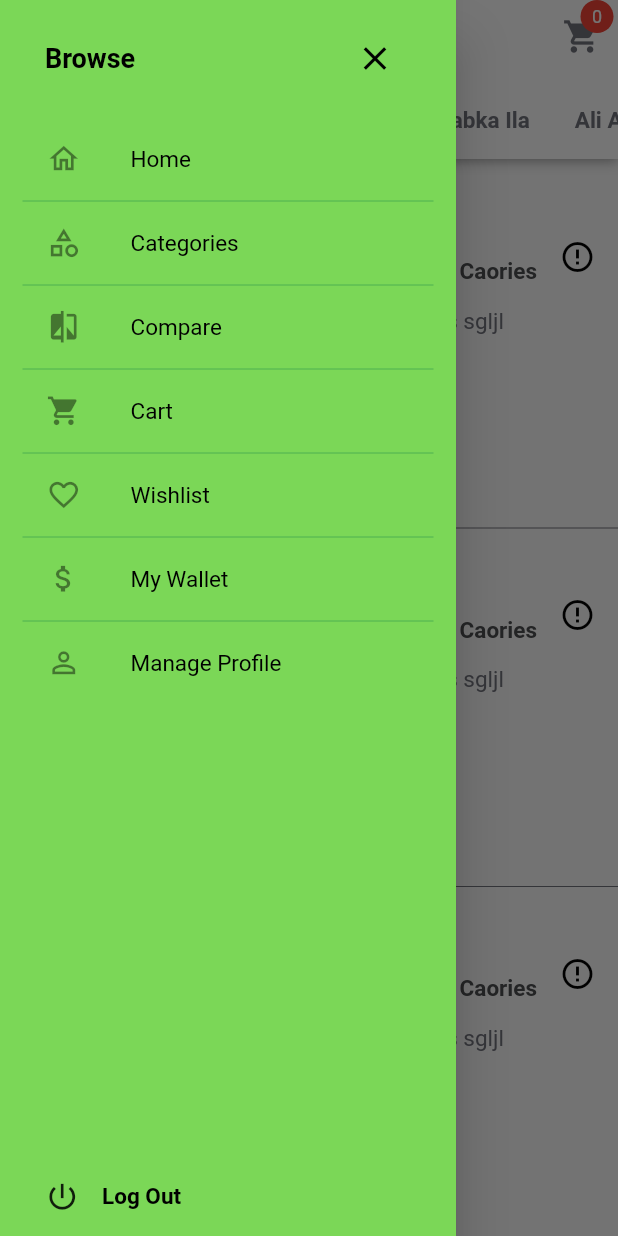
After one commit to devaliakbar/machine_test, a Flutter app: the Home screen opened directly, with the side drawer open, on a phone screen of 412 x 824 dp. The commit adds this screen. Run offline on Flutter 3.47's test engine with Material 2 defaults, Android fonts, the phone set to English and light mode, and no system bars; drawn by our look-alikes of cached_network_image; our stand-ins replace bloc, firebase_auth, firebase_core, google_sign_in; accounts and stored records are empty; network calls fail.

Commit message:
Home UI Completed

```diff
--- /dev/null
+++ b/lib/pages/home/bloc/home_bloc.dart
@@ -0,0 +1,19 @@
+import 'dart:async';
+
+import 'package:bloc/bloc.dart';
+import 'package:meta/meta.dart';
+
+part 'home_event.dart';
+part 'home_state.dart';
+
+class HomeBloc extends Bloc<HomeEvent, HomeState> {
+  @override
+  HomeState get initialState => HomeInitial();
+
+  @override
+  Stream<HomeState> mapEventToState(
+    HomeEvent event,
+  ) async* {
+    // TODO: implement mapEventToState
+  }
+}
--- /dev/null
+++ b/lib/pages/home/bloc/home_event.dart
@@ -0,0 +1,4 @@
+part of 'home_bloc.dart';
+
+@immutable
+abstract class HomeEvent {}
--- /dev/null
+++ b/lib/pages/home/bloc/home_state.dart
@@ -0,0 +1,6 @@
+part of 'home_bloc.dart';
+
+@immutable
+abstract class HomeState {}
+
+class HomeInitial extends HomeState {}
--- a/lib/pages/home/home.dart
+++ b/lib/pages/home/home.dart
@@ -1,24 +1,54 @@
 import 'package:flutter/material.dart';
-import 'package:machine_test/services/firebase/firebase_authentication.dart';
-import 'package:machine_test/widgets/normal_text.dart';
-import 'package:scoped_model/scoped_model.dart';
+import 'package:machine_test/pages/home/widgets/partials/build_app_bar.dart';
+import 'package:machine_test/pages/home/widgets/partials/build_categories.dart';
+import 'package:machine_test/pages/home/widgets/partials/build_dishes.dart';
+import 'package:machine_test/pages/home/widgets/partials/build_drawer.dart';
 
-class Home extends StatelessWidget {
-  static const String myRoute = '/home';
+class Home extends StatefulWidget {
+  @override
+  State<StatefulWidget> createState() {
+    return _HomeState();
+  }
+}
+
+class _HomeState extends State<Home> {
   @override
   Widget build(BuildContext context) {
     return Scaffold(
-      body: Center(
-        child: ScopedModelDescendant<FirebaseAuthentication>(builder:
-            (BuildContext context, Widget child,
-                FirebaseAuthentication firebaseAuthentication) {
-          return InkWell(
-            child: NormalText(firebaseAuthentication.currentUser.displayName),
-            onTap: () {
-              firebaseAuthentication.signOut();
-            },
-          );
-        }),
+      drawer: BuildDrawer(),
+      appBar: BuildHomeAppBar(
+        appBar: AppBar(),
+      ),
+      body: SafeArea(
+        child: Column(
+          children: [
+            Container(
+              height: 50,
+              decoration: BoxDecoration(
+                color: Colors.white,
+                boxShadow: [
+                  BoxShadow(
+                    color: Colors.grey,
+                    offset: Offset(0.0, 1.0),
+                    blurRadius: 6.0,
+                  ),
+                ],
+              ),
+              child: BuildCategories(
+                [
+                  "Ali Akbar",
+                  "Rabka Ila",
+                  "Ali Akbar",
+                  "Rabka Ila",
+                  "Ali Akbar",
+                  "Rabka Ila",
+                ],
+                2,
+              ),
+            ),
+            Expanded(child: BuildDishes())
+          ],
+        ),
       ),
     );
   }
--- /dev/null
+++ b/lib/pages/home/widgets/partials/build_app_bar.dart
@@ -0,0 +1,24 @@
+import 'package:flutter/material.dart';
+import 'package:machine_test/services/settings/app_theme.dart';
+import 'package:machine_test/widgets/cart_icon.dart';
+
+class BuildHomeAppBar extends StatelessWidget implements PreferredSizeWidget {
+  final AppBar appBar;
+  BuildHomeAppBar({this.appBar});
+  @override
+  Widget build(BuildContext context) {
+    return AppBar(
+      backgroundColor: Colors.white,
+      elevation: 0,
+      iconTheme: IconThemeData(color: AppTheme.primaryGreyColor),
+      actions: [
+        CartIcon(
+          cartCount: 0,
+        )
+      ],
+    );
+  }
+
+  @override
+  Size get preferredSize => new Size.fromHeight(appBar.preferredSize.height);
+}
--- /dev/null
+++ b/lib/pages/home/widgets/partials/build_categories.dart
@@ -0,0 +1,38 @@
+import 'package:flutter/material.dart';
+import 'package:machine_test/services/settings/app_theme.dart';
+import 'package:machine_test/widgets/normal_text.dart';
+
+class BuildCategories extends StatelessWidget {
+  final List<String> categories;
+  final int currentIndex;
+
+  BuildCategories(this.categories, this.currentIndex);
+
+  @override
+  Widget build(BuildContext context) {
+    return ListView.builder(
+      scrollDirection: Axis.horizontal,
+      itemCount: categories.length,
+      itemBuilder: (BuildContext context, int index) {
+        return Container(
+          color: currentIndex == index ? AppTheme.pinkColor : Colors.white,
+          child: Container(
+            alignment: Alignment.center,
+            color: Colors.white,
+            padding: EdgeInsets.symmetric(horizontal: 15),
+            margin: EdgeInsets.only(
+              bottom: 2,
+            ),
+            child: NormalText(
+              categories[index],
+              boldText: true,
+              color: currentIndex == index
+                  ? AppTheme.pinkColor
+                  : AppTheme.secondaryGreyColor,
+            ),
+          ),
+        );
+      },
+    );
+  }
+}
--- /dev/null
+++ b/lib/pages/home/widgets/partials/build_dishes.dart
@@ -0,0 +1,119 @@
+import 'package:flutter/material.dart';
+import 'package:machine_test/services/settings/app_theme.dart';
+import 'package:machine_test/widgets/enter_qty.dart';
+import 'package:machine_test/widgets/image_from_network.dart';
+import 'package:machine_test/widgets/normal_text.dart';
+
+class BuildDishes extends StatelessWidget {
+  @override
+  Widget build(BuildContext context) {
+    TextEditingController _qtyController = TextEditingController();
+    _qtyController.text = "5";
+    return Padding(
+      padding: EdgeInsets.only(top: 15),
+      child: ListView.separated(
+        separatorBuilder: (context, index) => Divider(
+          color: AppTheme.secondaryGreyColor,
+        ),
+        itemCount: 10,
+        itemBuilder: (BuildContext context, int index) => _buildDish(),
+      ),
+    );
+  }
+
+  Widget _buildDish() {
+    return Container(
+      padding: EdgeInsets.only(left: 15, right: 15, bottom: 15),
+      child: Row(
+        crossAxisAlignment: CrossAxisAlignment.start,
+        children: [
+          Expanded(
+            child: Column(
+              mainAxisSize: MainAxisSize.min,
+              crossAxisAlignment: CrossAxisAlignment.start,
+              children: [
+                SizedBox(
+                  height: 15,
+                ),
+                Row(
+                  children: [
+                    Icon(
+                      Icons.radio_button_checked,
+                      color: AppTheme.primaryGreenColor,
+                      size: AppTheme.iconSizeM,
+                    ),
+                    SizedBox(
+                      width: 5,
+                    ),
+                    Expanded(
+                      child: NormalText(
+                        "Spinach and Salad",
+                        size: AppTheme.fontSizeL,
+                        boldText: true,
+                        color: AppTheme.primaryGreyColor,
+                      ),
+                    )
+                  ],
+                ),
+                SizedBox(
+                  height: 10,
+                ),
+                Padding(
+                  padding: EdgeInsets.only(left: 31, right: 15),
+                  child: Row(
+                    mainAxisAlignment: MainAxisAlignment.spaceBetween,
+                    children: [
+                      NormalText(
+                        "INR7.95",
+                        boldText: true,
+                        color: AppTheme.primaryGreyColor,
+                      ),
+                      NormalText(
+                        "15 Caories",
+                        boldText: true,
+                        color: AppTheme.primaryGreyColor,
+                      ),
+                    ],
+                  ),
+                ),
+                SizedBox(
+                  height: 15,
+                ),
+                Padding(
+                  padding: EdgeInsets.only(left: 31, right: 15),
+                  child: NormalText(
+                    "Ggjkgsdkjfhdshlkgfk ld sgljl sgljl sgljlss sgljl sgljl sgljl sgljl sgljl",
+                    color: AppTheme.secondaryGreyColor,
+                  ),
+                ),
+                SizedBox(
+                  height: 15,
+                ),
+                Padding(
+                  padding: EdgeInsets.only(left: 31),
+                  child: EnterQty(),
+                ),
+                SizedBox(
+                  height: 10,
+                ),
+                Padding(
+                  padding: EdgeInsets.only(left: 35),
+                  child: NormalText(
+                    "Customizible",
+                    color: Colors.red,
+                  ),
+                )
+              ],
+            ),
+          ),
+          SizedBox(
+            height: 100,
+            child: ImageFromNetwork(
+              "http://restaurants.unicomerp.net//images/Restaurant/1010000001/Item/Items/100000001.jpg",
+            ),
+          )
+        ],
+      ),
+    );
+  }
+}
--- /dev/null
+++ b/lib/pages/home/widgets/partials/build_drawer.dart
@@ -0,0 +1,147 @@
+import 'package:flutter/material.dart';
+import 'package:machine_test/services/settings/app_theme.dart';
+import 'package:machine_test/widgets/normal_text.dart';
+
+class BuildDrawer extends StatelessWidget {
+  @override
+  Widget build(BuildContext context) {
+    return Theme(
+      data: Theme.of(context).copyWith(
+        canvasColor: AppTheme.secondaryGreenColor,
+      ),
+      child: Drawer(
+        child: SafeArea(
+          child: Padding(
+            padding: EdgeInsets.all(15),
+            child: Column(
+              children: [
+                Padding(
+                  padding: EdgeInsets.only(left: 15, right: 15, bottom: 15),
+                  child: Row(
+                    mainAxisAlignment: MainAxisAlignment.spaceBetween,
+                    children: [
+                      NormalText(
+                        "Browse",
+                        color: Colors.black,
+                        boldText: true,
+                        size: AppTheme.fontSizeL,
+                      ),
+                      IconButton(
+                          icon: Icon(
+                            Icons.close,
+                            color: Colors.black,
+                            size: AppTheme.iconSizeM,
+                          ),
+                          onPressed: () {
+                            Navigator.pop(context);
+                          })
+                    ],
+                  ),
+                ),
+                Expanded(
+                  child: ListView(
+                    children: ListTile.divideTiles(
+                        context: context,
+                        color: AppTheme.primaryGreenColor,
+                        tiles: [
+                          ListTile(
+                            title: NormalText(
+                              "Home",
+                              color: Colors.black,
+                            ),
+                            leading: Icon(
+                              Icons.home_outlined,
+                              size: AppTheme.iconSizeS,
+                            ),
+                          ),
+                          ListTile(
+                            title: NormalText(
+                              "Categories",
+                              color: Colors.black,
+                            ),
+                            leading: Icon(
+                              Icons.category_outlined,
+                              size: AppTheme.iconSizeS,
+                            ),
+                            onTap: () {},
+                          ),
+                          ListTile(
+                            title: NormalText(
+                              "Compare",
+                              color: Colors.black,
+                            ),
+                            leading: Icon(
+                              Icons.compare,
+                              size: AppTheme.iconSizeS,
+                            ),
+                          ),
+                          ListTile(
+                            title: NormalText(
+                              "Cart",
+                              color: Colors.black,
+                            ),
+                            leading: Icon(
+                              Icons.shopping_cart,
+                              size: AppTheme.iconSizeS,
+                            ),
+                          ),
+                          ListTile(
+                            title: NormalText(
+                              "Wishlist",
+                              color: Colors.black,
+                            ),
+                            leading: Icon(
+                              Icons.favorite_border,
+                              size: AppTheme.iconSizeS,
+                            ),
+                          ),
+                          ListTile(
+                            title: NormalText(
+                              "My Wallet",
+                              color: Colors.black,
+                            ),
+                            leading: Icon(
+                              Icons.attach_money_outlined,
+                              size: AppTheme.iconSizeS,
+                            ),
+                          ),
+                          ListTile(
+                            title: NormalText(
+                              "Manage Profile",
+                              color: Colors.black,
+                            ),
+                            leading: Icon(
+                              Icons.person_outline,
+                              size: AppTheme.iconSizeS,
+                            ),
+                          ),
+                        ]).toList(),
+                  ),
+                ),
+                Padding(
+                  padding: EdgeInsets.only(left: 15, right: 15, top: 15),
+                  child: Row(
+                    children: [
+                      Icon(
+                        Icons.power_settings_new,
+                        size: AppTheme.iconSizeS,
+                      ),
+                      SizedBox(
+                        width: 15,
+                      ),
+                      NormalText(
+                        "Log Out",
+                        color: Colors.black,
+                        boldText: true,
+                      )
+                    ],
+                  ),
+                ),
+              ],
+            ),
+          ),
+        ),
+      ),
+    );
+  }
+}
--- a/lib/pages/login/login.dart
+++ b/lib/pages/login/login.dart
@@ -17,8 +17,6 @@ class Login extends StatefulWidget {
 class _LoginState extends State<Login> {
   @override
   Widget build(BuildContext context) {
-    AppTheme.screenHeight = MediaQuery.of(context).size.height;
-
     return Scaffold(
       body: Column(
         children: [
@@ -102,13 +100,17 @@ class _LoginState extends State<Login> {
 
   void loginResult(bool success) {
     if (success != null) {
-      Navigator.of(context).push(
-        MaterialPageRoute(
-          builder: (context) {
-            return Home();
-          },
-        ),
-      );
+      Navigator.of(context).pushAndRemoveUntil(
+          MaterialPageRoute(builder: (context) => Home()),
+          (Route<dynamic> route) => false);
+
+      // Navigator.of(context).push(
+      //   MaterialPageRoute(
+      //     builder: (context) {
+      //       return ();
+      //     },
+      //   ),
+      // );
     }
   }
 }
--- a/lib/services/settings/app_theme.dart
+++ b/lib/services/settings/app_theme.dart
@@ -2,20 +2,22 @@ import 'package:flutter/material.dart';
 import 'package:machine_test/utils/hexcolor.dart';
 
 class AppTheme {
-  static const double mediumScreenSize = 684;
-  static double screenHeight = 0;
+  static double iconSizeXS = 20.0;
+  static double iconSizeS = 23.0;
+  static double iconSizeM = 26.0;
+  static double iconSizeL = 29.0;
 
-  static double iconSizeXS = screenHeight > mediumScreenSize ? 20.0 : 18.0;
-  static double iconSizeS = screenHeight > mediumScreenSize ? 23.0 : 20.0;
-  static double iconSizeM = screenHeight > mediumScreenSize ? 26.0 : 23.0;
-  static double iconSizeL = screenHeight > mediumScreenSize ? 29.0 : 26.0;
-
-  static double fontSizeS = screenHeight > mediumScreenSize ? 12.0 : 9.0;
-  static double fontSizeM = screenHeight > mediumScreenSize ? 15.0 : 12.0;
-  static double fontSizeL = screenHeight > mediumScreenSize ? 18.0 : 15.0;
+  static double fontSizeS = 12.0;
+  static double fontSizeM = 15.0;
+  static double fontSizeL = 18.0;
 
   static final Color blueColor = HexColor('#4286f5');
 
   static final Color primaryGreenColor = HexColor('#4db050');
   static final Color secondaryGreenColor = HexColor('#7bd757');
+
+  static final Color primaryGreyColor = HexColor('#4d4e50');
+  static final Color secondaryGreyColor = HexColor('#72737d');
+
+  static final Color pinkColor = HexColor('#d56079');
 }
--- /dev/null
+++ b/lib/widgets/cart_icon.dart
@@ -0,0 +1,44 @@
+import 'package:flutter/material.dart';
+import 'package:machine_test/services/settings/app_theme.dart';
+import 'package:machine_test/widgets/normal_text.dart';
+
+class CartIcon extends StatelessWidget {
+  final int cartCount;
+  CartIcon({this.cartCount = 0});
+
+  @override
+  Widget build(BuildContext context) {
+    return Stack(
+      children: [
+        IconButton(
+          icon: Icon(
+            Icons.shopping_cart,
+            color: AppTheme.secondaryGreyColor,
+            size: AppTheme.iconSizeM,
+          ),
+          onPressed: () {},
+        ),
+        Positioned(
+          right: 3,
+          child: Container(
+            decoration: BoxDecoration(
+              color: Colors.red,
+              borderRadius: BorderRadius.all(
+                Radius.circular(11),
+              ),
+            ),
+            height: 22,
+            width: 22,
+            child: Center(
+              child: NormalText(
+                cartCount.toString(),
+                color: Colors.white,
+                size: AppTheme.fontSizeS,
+              ),
+            ),
+          ),
+        )
+      ],
+    );
+  }
+}
--- /dev/null
+++ b/lib/widgets/enter_qty.dart
@@ -0,0 +1,73 @@
+import 'package:flutter/material.dart';
+import 'package:machine_test/services/settings/app_theme.dart';
+
+class EnterQty extends StatelessWidget {
+  @override
+  Widget build(BuildContext context) {
+    TextEditingController _qtyController = TextEditingController();
+    _qtyController.text = "5";
+    return Row(
+      mainAxisSize: MainAxisSize.min,
+      children: <Widget>[
+        SizedBox(
+          width: 60.0,
+          height: 45.0,
+          child: RaisedButton(
+            color: AppTheme.primaryGreenColor,
+            shape: RoundedRectangleBorder(
+              borderRadius: BorderRadius.only(
+                bottomLeft: Radius.circular(23),
+                topLeft: Radius.circular(23),
+              ),
+            ),
+            elevation: 0,
+            onPressed: () {
+              int currentQty = int.parse(_qtyController.text);
+              if (currentQty != 0) {
+                currentQty--;
+              }
+              _qtyController.text = currentQty.toString();
+            },
+            child: Icon(Icons.horizontal_rule, color: Colors.white),
+          ),
+        ),
+        Container(
+          width: 68.0,
+          height: 45,
+          color: AppTheme.primaryGreenColor,
+          child: TextField(
+            enabled: false,
+            controller: _qtyController,
+            textAlign: TextAlign.center,
+            style: TextStyle(fontSize: AppTheme.fontSizeL, color: Colors.white),
+            decoration: InputDecoration(
+              filled: true,
+              fillColor: AppTheme.primaryGreenColor,
+            ),
+          ),
+        ),
+        SizedBox(
+          width: 60.0,
+          height: 45.0,
+          child: RaisedButton(
+              color: AppTheme.primaryGreenColor,
+              shape: RoundedRectangleBorder(
+                borderRadius: BorderRadius.only(
+                  bottomRight: Radius.circular(23),
+                  topRight: Radius.circular(23),
+                ),
+              ),
+              elevation: 0,
+              onPressed: () {
+                int currentQty = int.parse(_qtyController.text);
+                if (currentQty != 100) {
+                  currentQty++;
+                }
+                _qtyController.text = currentQty.toString();
+              },
+              child: Icon(Icons.add, color: Colors.white)),
+        ),
+      ],
+    );
+  }
+}
--- /dev/null
+++ b/lib/widgets/image_from_network.dart
@@ -0,0 +1,18 @@
+import 'package:cached_network_image/cached_network_image.dart';
+import 'package:flutter/material.dart';
+
+class ImageFromNetwork extends StatelessWidget {
+  final String imageUrl;
+  ImageFromNetwork(this.imageUrl);
+  @override
+  Widget build(BuildContext context) {
+    return CachedNetworkImage(
+      imageUrl: imageUrl,
+      placeholder: (context, url) => CircularProgressIndicator(),
+      errorWidget: (context, url, error) => Icon(
+        Icons.error_outline,
+        color: Colors.black,
+      ),
+    );
+  }
+}
--- a/pubspec.yaml
+++ b/pubspec.yaml
@@ -32,6 +32,9 @@ dependencies:
   firebase_auth: ^0.18.4+1
   google_sign_in: ^4.5.6
   scoped_model: ^1.1.0
+  cached_network_image: ^2.4.1
+  equatable: ^1.2.0
+  flutter_bloc: ^4.0.1
 
 dev_dependencies:
   flutter_test:
```
Also changed, not shown: lib/pages/home/bloc/data/home_model.dart (added), pubspec.lock, 1 other file.
